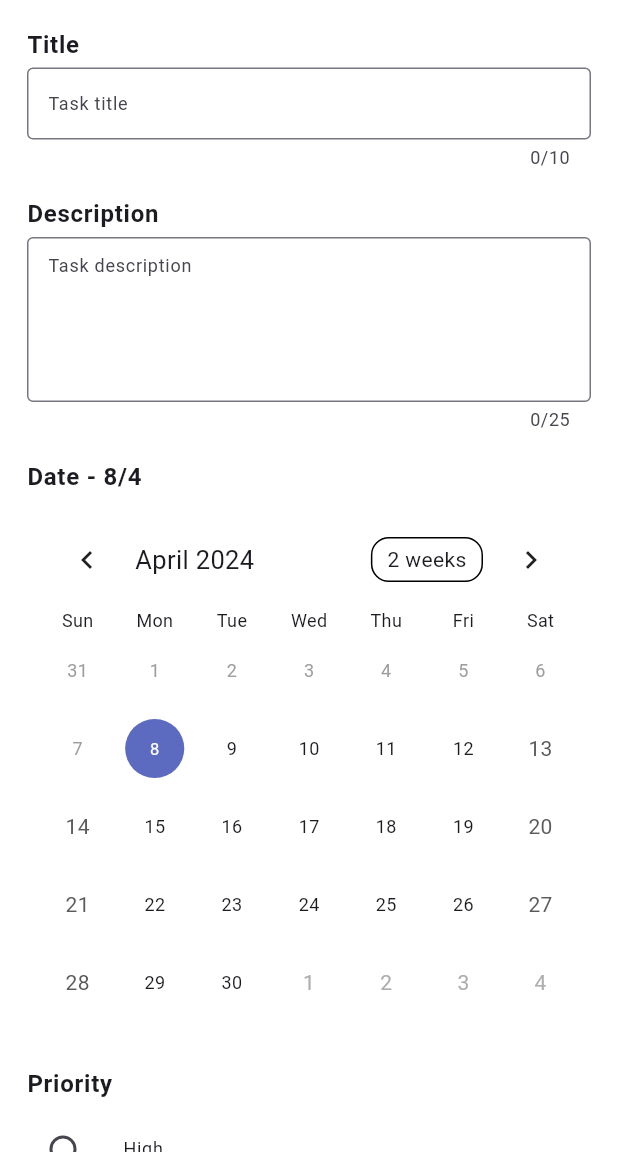
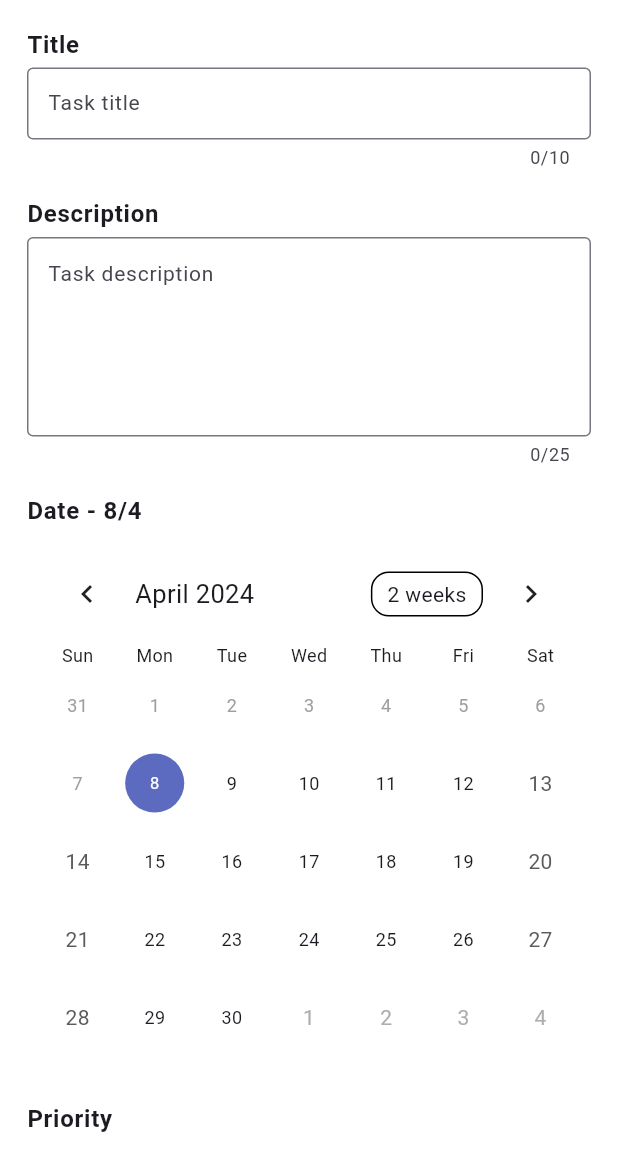
Before and after one commit to Jaimin25/MyApps, a Flutter app: the UpdateTask screen opened directly with empty values, on a phone screen of 412 x 824 dp, the part 84-1236 px from its top. Run offline on Flutter 3.47's test engine with Material 3 defaults, Android fonts, the phone set to English and light mode, and no system bars; drawn by our look-alikes of table_calendar; our stand-ins replace flutter_spinkit, math_expressions, skeletonizer, sqflite, toast; accounts and stored records are empty.

Commit message:
fix: update task screen widgets font size

```diff
--- a/todo_app/lib/pages/update_task.dart
+++ b/todo_app/lib/pages/update_task.dart
@@ -159,7 +159,8 @@ class _UpdateTaskState extends State<UpdateTask> {
               TextFormField(
                 cursorColor: colorAccent,
                 decoration: const InputDecoration(
-                  contentPadding: EdgeInsets.symmetric(horizontal: 10.0),
+                  contentPadding:
+                      EdgeInsets.symmetric(horizontal: 10.0, vertical: 0.0),
                   border: OutlineInputBorder(),
                   hintText: "Task title",
                   focusedBorder: OutlineInputBorder(
@@ -176,7 +177,7 @@ class _UpdateTaskState extends State<UpdateTask> {
                   });
                 },
                 style: const TextStyle(
-                  fontSize: 12.0,
+                  fontSize: 14.0,
                 ),
                 initialValue: _task!.title,
                 textInputAction: TextInputAction.next,
@@ -195,7 +196,7 @@ class _UpdateTaskState extends State<UpdateTask> {
                 cursorColor: colorAccent,
                 decoration: const InputDecoration(
                   contentPadding:
-                      EdgeInsets.symmetric(horizontal: 10.0, vertical: 10.0),
+                      EdgeInsets.symmetric(horizontal: 10.0, vertical: 14.0),
                   border: OutlineInputBorder(),
                   hintText: "Task description",
                   focusedBorder: OutlineInputBorder(
@@ -213,7 +214,7 @@ class _UpdateTaskState extends State<UpdateTask> {
                   });
                 },
                 style: const TextStyle(
-                  fontSize: 12.0,
+                  fontSize: 14.0,
                 ),
                 initialValue: _task!.description,
               ),
@@ -296,7 +297,7 @@ class _UpdateTaskState extends State<UpdateTask> {
                     title: const Text(
                       'High',
                       style: TextStyle(
-                        fontSize: 12.0,
+                        fontSize: 14.0,
                       ),
                     ),
                     contentPadding: const EdgeInsets.all(0),
@@ -315,7 +316,7 @@ class _UpdateTaskState extends State<UpdateTask> {
                     title: const Text(
                       'Moderate',
                       style: TextStyle(
-                        fontSize: 12.0,
+                        fontSize: 14.0,
                       ),
                     ),
                     contentPadding: const EdgeInsets.all(0),
@@ -334,7 +335,7 @@ class _UpdateTaskState extends State<UpdateTask> {
                     title: const Text(
                       'Low',
                       style: TextStyle(
-                        fontSize: 12.0,
+                        fontSize: 14.0,
                       ),
                     ),
                     contentPadding: const EdgeInsets.all(0),
```
